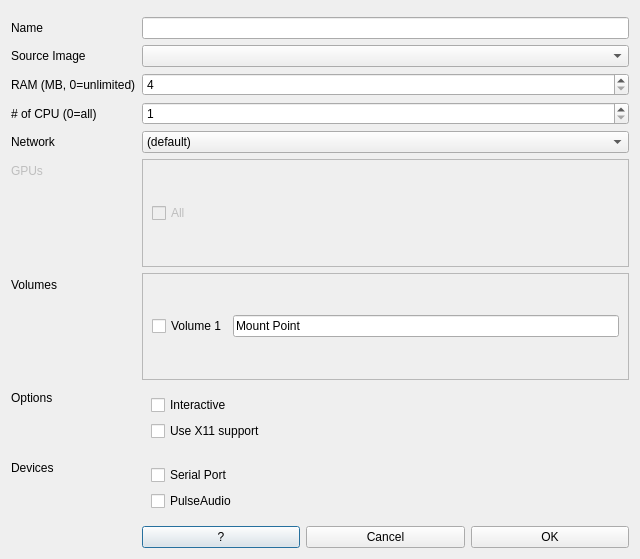
First picture: the form in createContainer.ui, repository sujiwo/QtDocker, before the edit.
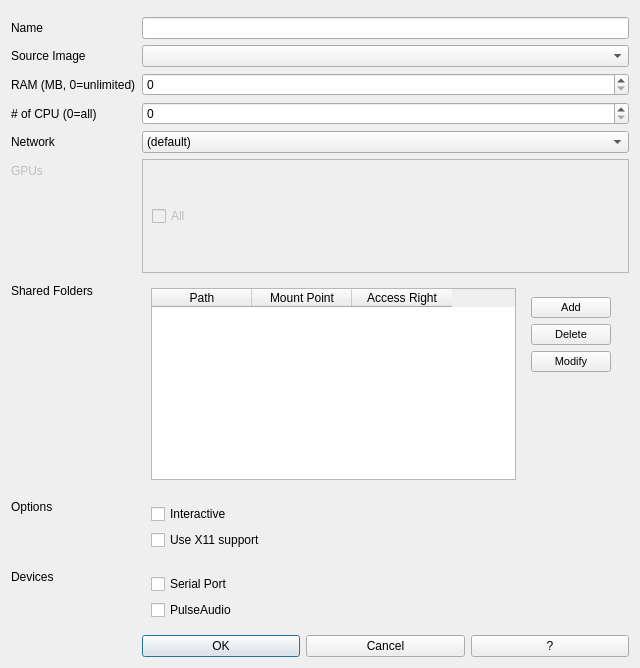
Second picture: the form after the edit. Icons and pictures are not drawn.

```diff
--- a/createContainer.ui
+++ b/createContainer.ui
@@ -7,7 +7,7 @@
     <x>0</x>
     <y>0</y>
     <width>640</width>
-    <height>559</height>
+    <height>668</height>
    </rect>
   </property>
   <property name="sizePolicy">
@@ -56,7 +56,10 @@
    <item row="5" column="1">
     <widget class="QSpinBox" name="ramGBInput">
      <property name="minimum">
-      <number>4</number>
+      <number>0</number>
+     </property>
+     <property name="value">
+      <number>0</number>
      </property>
     </widget>
    </item>
@@ -70,7 +73,10 @@
    <item row="6" column="1">
     <widget class="QSpinBox" name="numOfCPUInput">
      <property name="minimum">
-      <number>1</number>
+      <number>0</number>
+     </property>
+     <property name="value">
+      <number>0</number>
      </property>
     </widget>
    </item>
@@ -138,51 +144,10 @@
    <item row="9" column="0">
     <widget class="QLabel" name="volumesLabel">
      <property name="text">
-      <string>Volumes</string>
+      <string>Shared Folders</string>
      </property>
     </widget>
    </item>
-   <item row="9" column="1">
-    <widget class="QScrollArea" name="scrollArea_2">
-     <property name="widgetResizable">
-      <bool>true</bool>
-     </property>
-     <widget class="QWidget" name="scrollAreaWidgetContents_2">
-      <property name="geometry">
-       <rect>
-        <x>0</x>
-        <y>0</y>
-        <width>487</width>
-        <height>68</height>
-       </rect>
-      </property>
-      <layout class="QVBoxLayout" name="verticalLayout_3">
-       <item>
-        <layout class="QVBoxLayout" name="verticalLayout_2">
-         <item>
-          <layout class="QHBoxLayout" name="horizontalLayout">
-           <item>
-            <widget class="QCheckBox" name="checkBox_4">
-             <property name="text">
-              <string>Volume 1</string>
-             </property>
-            </widget>
-           </item>
-           <item>
-            <widget class="QLineEdit" name="lineEdit">
-             <property name="text">
-              <string>Mount Point</string>
-             </property>
-            </widget>
-           </item>
-          </layout>
-         </item>
-        </layout>
-       </item>
-      </layout>
-     </widget>
-    </widget>
-   </item>
    <item row="10" column="0">
     <widget class="QLabel" name="optionsLabel">
      <property name="text">
@@ -216,20 +181,6 @@
    </item>
    <item row="12" column="1">
     <layout class="QHBoxLayout" name="horizontalLayout_2">
-     <item>
-      <widget class="QPushButton" name="pushButton_3">
-       <property name="text">
-        <string>?</string>
-       </property>
-      </widget>
-     </item>
-     <item>
-      <widget class="QPushButton" name="cancelBtn">
-       <property name="text">
-        <string>Cancel</string>
-       </property>
-      </widget>
-     </item>
      <item>
       <widget class="QPushButton" name="okBtn">
        <property name="text">
@@ -237,6 +188,20 @@
        </property>
       </widget>
      </item>
+     <item>
+      <widget class="QPushButton" name="cancelBtn">
+       <property name="text">
+        <string>Cancel</string>
+       </property>
+      </widget>
+     </item>
+     <item>
+      <widget class="QPushButton" name="pushButton_3">
+       <property name="text">
+        <string>?</string>
+       </property>
+      </widget>
+     </item>
     </layout>
    </item>
    <item row="11" column="1">
@@ -266,6 +231,88 @@
      </property>
     </widget>
    </item>
+   <item row="9" column="1">
+    <widget class="QWidget" name="widget" native="true">
+     <layout class="QHBoxLayout" name="horizontalLayout_3">
+      <item>
+       <widget class="QTableWidget" name="sharedFolderTblCtn">
+        <property name="selectionMode">
+         <enum>QAbstractItemView::SingleSelection</enum>
+        </property>
+        <property name="selectionBehavior">
+         <enum>QAbstractItemView::SelectRows</enum>
+        </property>
+        <column>
+         <property name="text">
+          <string>Path</string>
+         </property>
+        </column>
+        <column>
+         <property name="text">
+          <string>Mount Point</string>
+         </property>
+        </column>
+        <column>
+         <property name="text">
+          <string>Access Right</string>
+         </property>
+        </column>
+       </widget>
+      </item>
+      <item alignment="Qt::AlignTop">
+       <widget class="QWidget" name="widget_2" native="true">
+        <layout class="QVBoxLayout" name="verticalLayout_3">
+         <item>
+          <widget class="QPushButton" name="addVolBtn">
+           <property name="font">
+            <font>
+             <pointsize>8</pointsize>
+            </font>
+           </property>
+           <property name="text">
+            <string>Add</string>
+           </property>
+           <property name="icon">
+            <iconset theme="list-add"/>
+           </property>
+          </widget>
+         </item>
+         <item>
+          <widget class="QPushButton" name="delVolBtn">
+           <property name="font">
+            <font>
+             <pointsize>8</pointsize>
+            </font>
+           </property>
+           <property name="text">
+            <string>Delete</string>
+           </property>
+           <property name="icon">
+            <iconset theme="list-remove"/>
+           </property>
+          </widget>
+         </item>
+         <item>
+          <widget class="QPushButton" name="modVolBtn">
+           <property name="font">
+            <font>
+             <pointsize>8</pointsize>
+            </font>
+           </property>
+           <property name="text">
+            <string>Modify</string>
+           </property>
+           <property name="icon">
+            <iconset theme="edit-select-all"/>
+           </property>
+          </widget>
+         </item>
+        </layout>
+       </widget>
+      </item>
+     </layout>
+    </widget>
+   </item>
   </layout>
  </widget>
  <resources/>
```
